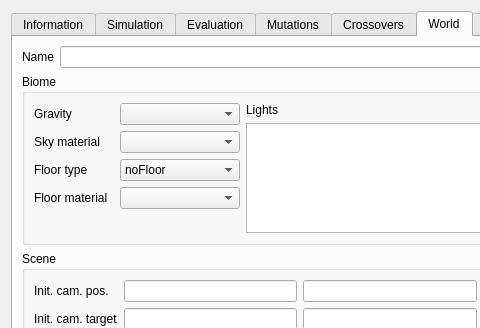
Old version of the form src/genelab/core/ui/widgets/experiments/experimentspropertiescontroller.ui in the repository GeneCraft/GeneCraft-Project; both pictures show x 0 to 480 and y 0 to 328 of the 800 by 569 pixel window.
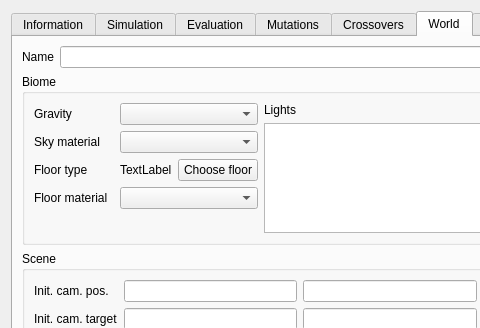
New version of the form. The open tabs and pages were chosen to show the change. Icons and pictures are not drawn.

Patch:
```diff
--- a/src/genelab/core/ui/widgets/experiments/experimentspropertiescontroller.ui
+++ b/src/genelab/core/ui/widgets/experiments/experimentspropertiescontroller.ui
@@ -1188,10 +1188,10 @@
               </property>
              </widget>
             </item>
-            <item row="1" column="1">
+            <item row="1" column="1" colspan="2">
              <widget class="QComboBox" name="cbSkyMaterial"/>
             </item>
-            <item row="0" column="1">
+            <item row="0" column="1" colspan="2">
              <widget class="QComboBox" name="cbGravity">
               <property name="minimumSize">
                <size>
@@ -1208,39 +1208,7 @@
               </property>
              </widget>
             </item>
-            <item row="2" column="1">
-             <widget class="QComboBox" name="cbFloor">
-              <property name="maximumSize">
-               <size>
-                <width>120</width>
-                <height>16777215</height>
-               </size>
-              </property>
-              <property name="whatsThis">
-               <string>&lt;!DOCTYPE HTML PUBLIC &quot;-//W3C//DTD HTML 4.0//EN&quot; &quot;http://www.w3.org/TR/REC-html40/strict.dtd&quot;&gt;
-&lt;html&gt;&lt;head&gt;&lt;meta name=&quot;qrichtext&quot; content=&quot;1&quot; /&gt;&lt;style type=&quot;text/css&quot;&gt;
-p, li { white-space: pre-wrap; }
-&lt;/style&gt;&lt;/head&gt;&lt;body style=&quot; font-family:'MS Shell Dlg 2'; font-size:8.25pt; font-weight:400; font-style:normal;&quot;&gt;
-&lt;p style=&quot; margin-top:0px; margin-bottom:0px; margin-left:0px; margin-right:0px; -qt-block-indent:0; text-indent:0px;&quot;&gt;&lt;span style=&quot; font-weight:600;&quot;&gt;Soon...&lt;/span&gt;&lt;/p&gt;&lt;/body&gt;&lt;/html&gt;</string>
-              </property>
-              <item>
-               <property name="text">
-                <string>noFloor</string>
-               </property>
-              </item>
-              <item>
-               <property name="text">
-                <string>flatland</string>
-               </property>
-              </item>
-              <item>
-               <property name="text">
-                <string>boxfloor</string>
-               </property>
-              </item>
-             </widget>
-            </item>
-            <item row="3" column="1">
+            <item row="3" column="1" colspan="2">
              <widget class="QComboBox" name="cbFloorMaterial"/>
             </item>
             <item row="3" column="0">
@@ -1250,7 +1218,7 @@
               </property>
              </widget>
             </item>
-            <item row="4" column="1">
+            <item row="4" column="2">
              <spacer name="verticalSpacer_7">
               <property name="orientation">
                <enum>Qt::Vertical</enum>
@@ -1263,6 +1231,20 @@
               </property>
              </spacer>
             </item>
+            <item row="2" column="2">
+             <widget class="QPushButton" name="btnFloor">
+              <property name="text">
+               <string>Choose floor</string>
+              </property>
+             </widget>
+            </item>
+            <item row="2" column="1">
+             <widget class="QLabel" name="lblFloorType">
+              <property name="text">
+               <string>TextLabel</string>
+              </property>
+             </widget>
+            </item>
            </layout>
           </item>
           <item row="2" column="2">
```
Left out of the diff: 10 changed lines with no effect on the pictures.
